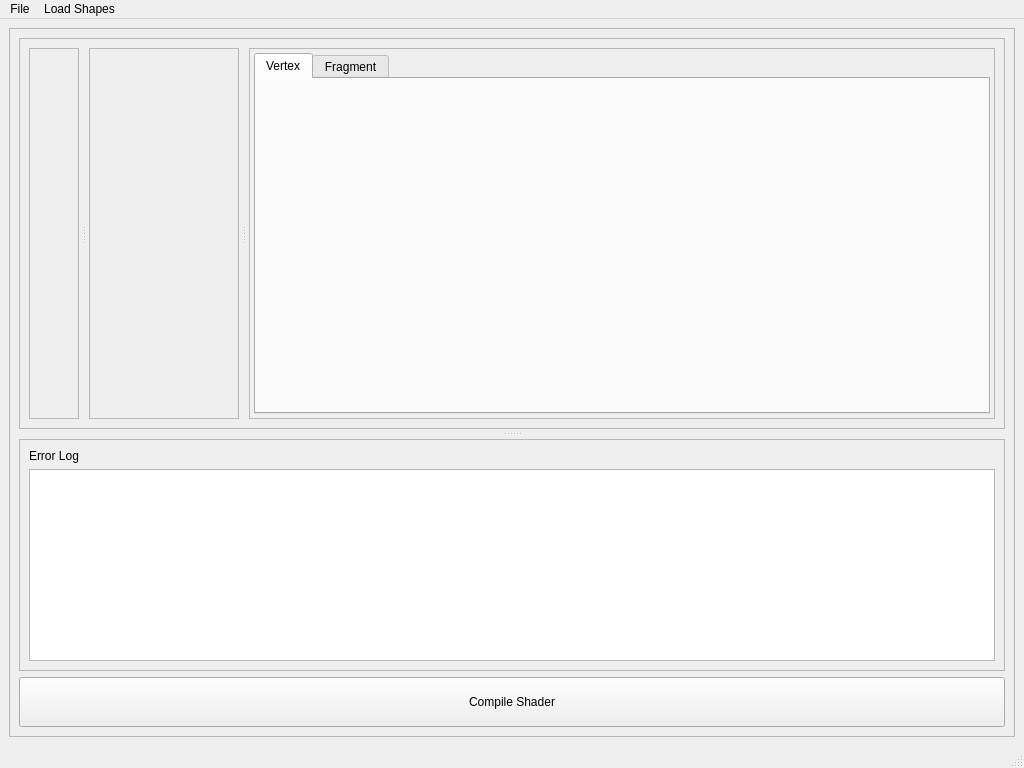
Qt form ui/MainWindow.ui (NCCA/ShaderEnvironmentBuilder) before a commit.
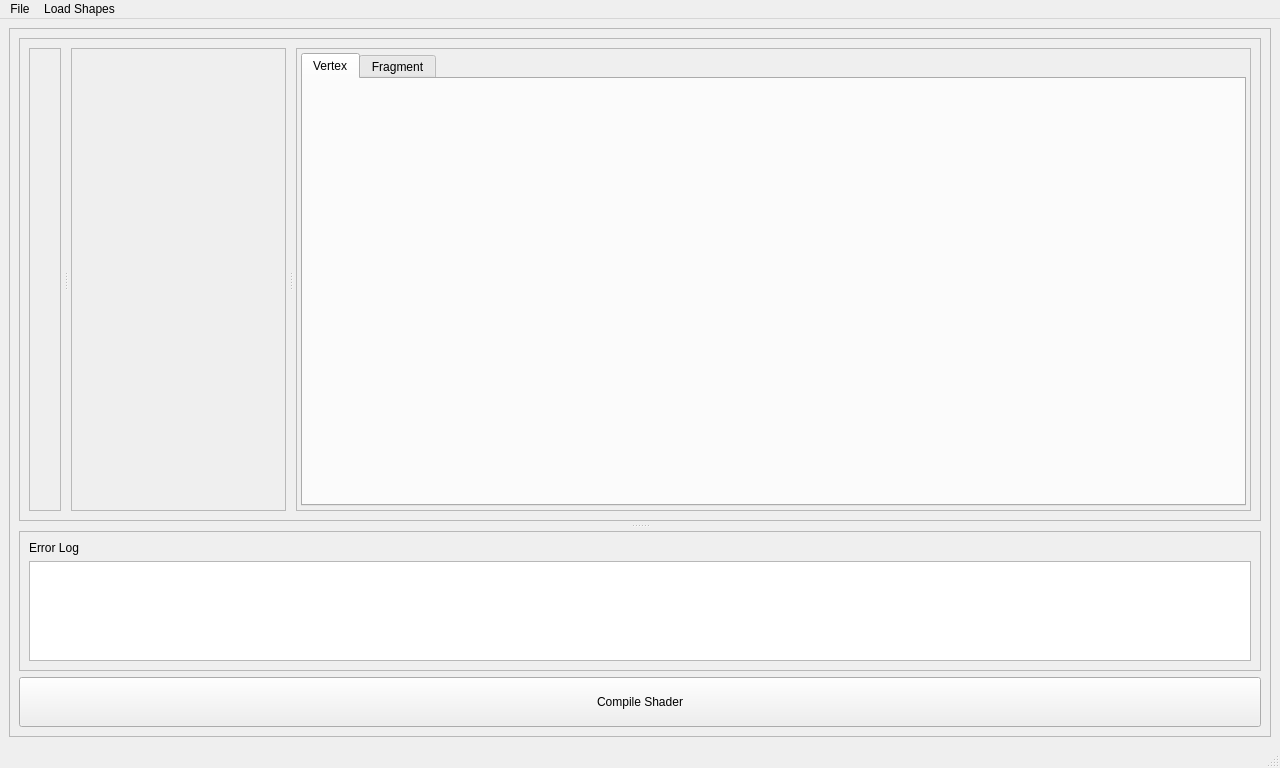
The same form after that commit.

Commit message: Fixed uniform buttons again and also got buttons to fill frame

Patch:
```diff
--- a/ui/MainWindow.ui
+++ b/ui/MainWindow.ui
@@ -6,7 +6,7 @@
    <rect>
     <x>0</x>
     <y>0</y>
-    <width>1024</width>
+    <width>1280</width>
     <height>768</height>
    </rect>
   </property>
@@ -33,7 +33,7 @@
        <item>
         <widget class="QSplitter" name="m_splitV_mainContext">
          <property name="sizePolicy">
-          <sizepolicy hsizetype="Preferred" vsizetype="Expanding">
+          <sizepolicy hsizetype="Minimum" vsizetype="Expanding">
            <horstretch>0</horstretch>
            <verstretch>0</verstretch>
           </sizepolicy>
@@ -60,6 +60,12 @@
           <layout class="QVBoxLayout" name="verticalLayout">
            <item>
             <widget class="QSplitter" name="m_splitH_editContext">
+             <property name="sizePolicy">
+              <sizepolicy hsizetype="MinimumExpanding" vsizetype="Preferred">
+               <horstretch>0</horstretch>
+               <verstretch>0</verstretch>
+              </sizepolicy>
+             </property>
              <property name="orientation">
               <enum>Qt::Horizontal</enum>
              </property>
@@ -68,7 +74,7 @@
              </property>
              <widget class="QFrame" name="m_f_gl_temp">
               <property name="sizePolicy">
-               <sizepolicy hsizetype="MinimumExpanding" vsizetype="Preferred">
+               <sizepolicy hsizetype="Preferred" vsizetype="Preferred">
                 <horstretch>1</horstretch>
                 <verstretch>0</verstretch>
                </sizepolicy>
@@ -88,19 +94,19 @@
              </widget>
              <widget class="QScrollArea" name="m_sa_uniforms">
               <property name="sizePolicy">
-               <sizepolicy hsizetype="Preferred" vsizetype="Expanding">
+               <sizepolicy hsizetype="Minimum" vsizetype="Expanding">
                 <horstretch>0</horstretch>
                 <verstretch>0</verstretch>
                </sizepolicy>
               </property>
               <property name="minimumSize">
                <size>
-                <width>150</width>
+                <width>215</width>
                 <height>0</height>
                </size>
               </property>
               <property name="horizontalScrollBarPolicy">
-               <enum>Qt::ScrollBarAsNeeded</enum>
+               <enum>Qt::ScrollBarAlwaysOff</enum>
               </property>
               <property name="sizeAdjustPolicy">
                <enum>QAbstractScrollArea::AdjustToContents</enum>
@@ -108,18 +114,21 @@
               <property name="widgetResizable">
                <bool>true</bool>
               </property>
+              <property name="alignment">
+               <set>Qt::AlignCenter</set>
+              </property>
               <widget class="QWidget" name="m_w_uniforms">
                <property name="geometry">
                 <rect>
                  <x>0</x>
                  <y>0</y>
-                 <width>148</width>
-                 <height>18</height>
+                 <width>213</width>
+                 <height>443</height>
                 </rect>
                </property>
                <property name="sizePolicy">
-                <sizepolicy hsizetype="Preferred" vsizetype="Fixed">
-                 <horstretch>0</horstretch>
+                <sizepolicy hsizetype="MinimumExpanding" vsizetype="Expanding">
+                 <horstretch>1</horstretch>
                  <verstretch>0</verstretch>
                 </sizepolicy>
                </property>
@@ -129,7 +138,7 @@
              <widget class="QFrame" name="m_f_textContext">
               <property name="sizePolicy">
                <sizepolicy hsizetype="MinimumExpanding" vsizetype="Preferred">
-                <horstretch>10</horstretch>
+                <horstretch>20</horstretch>
                 <verstretch>0</verstretch>
                </sizepolicy>
               </property>
@@ -215,7 +224,7 @@
           <property name="sizePolicy">
            <sizepolicy hsizetype="Preferred" vsizetype="Preferred">
             <horstretch>0</horstretch>
-            <verstretch>0</verstretch>
+            <verstretch>1</verstretch>
            </sizepolicy>
           </property>
           <property name="frameShape">
@@ -235,11 +244,17 @@
            <item>
             <widget class="QPlainTextEdit" name="m_pte_terminal">
              <property name="sizePolicy">
-              <sizepolicy hsizetype="Preferred" vsizetype="Preferred">
+              <sizepolicy hsizetype="Preferred" vsizetype="MinimumExpanding">
                <horstretch>0</horstretch>
                <verstretch>0</verstretch>
               </sizepolicy>
              </property>
+             <property name="minimumSize">
+              <size>
+               <width>0</width>
+               <height>100</height>
+              </size>
+             </property>
              <property name="frameShape">
               <enum>QFrame::StyledPanel</enum>
              </property>
@@ -278,8 +293,8 @@
     <rect>
      <x>0</x>
      <y>0</y>
-     <width>1024</width>
-     <height>27</height>
+     <width>1280</width>
+     <height>26</height>
     </rect>
    </property>
    <widget class="QMenu" name="menuFile">
```
The commit also changes 4 other files.
